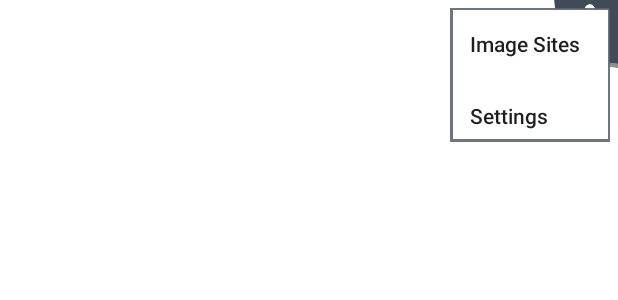
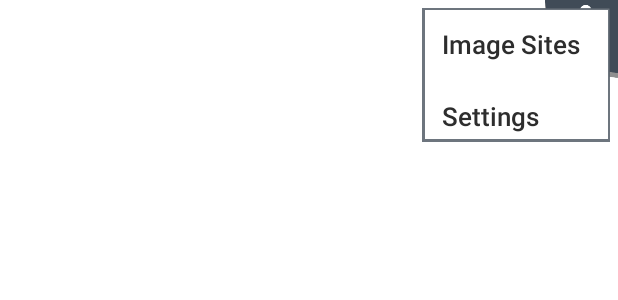
Before and after one commit to JacksonMarkowski/3308-ImageSlide, an Android app: the layout activity_main.xml on its own in the app's theme, with its tools: preview values and no code run, on a phone screen of 412 x 824 dp. Shown: the top 300 px of the screen. Run offline under Robolectric (Android 15) with nearby library versions, the phone set to English and light mode, and no system bars.

Commit message:
Image resizing for images that were too small

```diff
--- a/ImageSlide/app/build.gradle
+++ b/ImageSlide/app/build.gradle
@@ -16,6 +16,9 @@ android {
             minifyEnabled false
             proguardFiles getDefaultProguardFile('proguard-android.txt'), 'proguard-rules.pro'
         }
+        debug {
+            debuggable true
+        }
     }
 }
 
--- a/ImageSlide/app/src/main/java/team16_3308/imageslide/DownloadImage.java
+++ b/ImageSlide/app/src/main/java/team16_3308/imageslide/DownloadImage.java
@@ -50,14 +50,13 @@ public class DownloadImage extends AsyncTask <String, Void, Bitmap> {
         return image;
     }
 
-    //ToDO: Add colspan for imageButton params inorder to fix gaps between images in columns
     protected void onPostExecute(Bitmap image) {
         int originalImageWidth = image.getWidth();
         int originalImageHeight = image.getHeight();
         int newImageWidth = originalImageWidth;
         int newImageHeight = originalImageHeight;
 
-        if (originalImageWidth > displayWidth) {
+        if (originalImageWidth != displayWidth) {
             newImageWidth = displayWidth;
             newImageHeight = (newImageWidth * originalImageHeight) / originalImageWidth;
         }
--- a/ImageSlide/app/src/main/res/layout/activity_main.xml
+++ b/ImageSlide/app/src/main/res/layout/activity_main.xml
@@ -41,8 +41,8 @@
     <ImageButton
         android:id="@+id/menuButton"
         android:onClick="menuButtonClick"
-        android:layout_width="45dp"
-        android:layout_height="45dp"
+        android:layout_width="52dp"
+        android:layout_height="52dp"
         android:layout_gravity="end"
         android:src="@drawable/menu_icon"
         android:scaleType="fitCenter"
@@ -67,6 +67,7 @@
             android:paddingStart="20dp"
             android:paddingEnd="20dp"
             android:text="Image Sites"
+            android:textSize="17sp"
             android:textColor="@color/colorTextPrimary"
             android:textAllCaps="false"
             android:background="#00000000"
@@ -81,6 +82,7 @@
             android:paddingStart="20dp"
             android:paddingEnd="20dp"
             android:text="Settings"
+            android:textSize="17sp"
             android:textColor="@color/colorTextPrimary"
             android:textAllCaps="false"
             android:background="#00000000"
--- a/ImageSlide/app/src/main/res/values/colors.xml
+++ b/ImageSlide/app/src/main/res/values/colors.xml
@@ -4,5 +4,5 @@
     <color name="colorPrimaryDark">#2e363e</color>
     <color name="colorAccent">#FF4081</color>
     <color name="colorBackgroundPrimary">#ffffff</color>
-    <color name="colorTextPrimary">#1e1e1e</color>
+    <color name="colorTextPrimary">#2d2d2d</color>
 </resources>
```
Also changed, not shown: ImageSlide/app/src/main/java/team16_3308/imageslide/MainActivity.java (+5 -3 lines).
